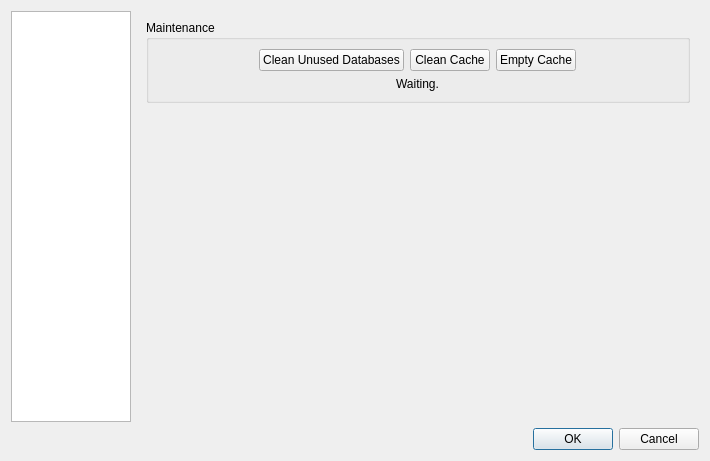
This is trunk/ui/configDialog.ui in drf/shaman1 as Qt 5 draws it before an edit. The edited form follows.
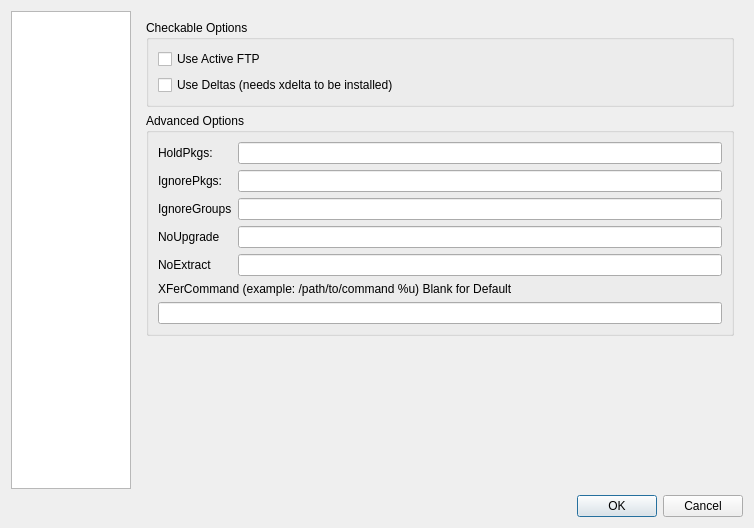
This is the edited form. Icons and pictures are not drawn.

What changed in the file:
```diff
--- a/trunk/ui/configDialog.ui
+++ b/trunk/ui/configDialog.ui
@@ -5,8 +5,8 @@
    <rect>
     <x>0</x>
     <y>0</y>
-    <width>710</width>
-    <height>461</height>
+    <width>754</width>
+    <height>528</height>
    </rect>
   </property>
   <property name="windowTitle" >
@@ -78,7 +78,7 @@
       </sizepolicy>
      </property>
      <property name="currentIndex" >
-      <number>0</number>
+      <number>1</number>
      </property>
      <widget class="QWidget" name="Seite" >
       <layout class="QGridLayout" >
@@ -148,6 +148,133 @@
        </item>
       </layout>
      </widget>
+     <widget class="QWidget" name="Seite_2" >
+      <layout class="QGridLayout" >
+       <item row="0" column="0" >
+        <widget class="QGroupBox" name="groupBox_2" >
+         <property name="sizePolicy" >
+          <sizepolicy vsizetype="Preferred" hsizetype="Preferred" >
+           <horstretch>0</horstretch>
+           <verstretch>0</verstretch>
+          </sizepolicy>
+         </property>
+         <property name="title" >
+          <string>Checkable Options</string>
+         </property>
+         <layout class="QGridLayout" >
+          <item row="0" column="0" >
+           <widget class="QCheckBox" name="noPassiveFtpBox" >
+            <property name="text" >
+             <string>Use Active FTP</string>
+            </property>
+           </widget>
+          </item>
+          <item row="1" column="0" >
+           <widget class="QCheckBox" name="useDeltaBox" >
+            <property name="text" >
+             <string>Use Deltas (needs xdelta to be installed)</string>
+            </property>
+           </widget>
+          </item>
+         </layout>
+        </widget>
+       </item>
+       <item row="1" column="0" >
+        <widget class="QGroupBox" name="groupBox_3" >
+         <property name="title" >
+          <string>Advanced Options</string>
+         </property>
+         <layout class="QGridLayout" >
+          <item row="0" column="0" >
+           <layout class="QVBoxLayout" >
+            <item>
+             <layout class="QGridLayout" >
+              <item row="0" column="0" >
+               <widget class="QLabel" name="label" >
+                <property name="text" >
+                 <string>HoldPkgs:</string>
+                </property>
+               </widget>
+              </item>
+              <item row="0" column="1" >
+               <widget class="QLineEdit" name="holdPkgLine" />
+              </item>
+              <item row="1" column="0" >
+               <widget class="QLabel" name="label_2" >
+                <property name="text" >
+                 <string>IgnorePkgs:</string>
+                </property>
+               </widget>
+              </item>
+              <item row="1" column="1" >
+               <widget class="QLineEdit" name="ignorePkgLine" />
+              </item>
+              <item row="2" column="0" >
+               <widget class="QLabel" name="label_3" >
+                <property name="text" >
+                 <string>IgnoreGroups</string>
+                </property>
+               </widget>
+              </item>
+              <item row="2" column="1" >
+               <widget class="QLineEdit" name="ignoreGrpsLine" />
+              </item>
+              <item row="3" column="0" >
+               <widget class="QLabel" name="label_4" >
+                <property name="text" >
+                 <string>NoUpgrade</string>
+                </property>
+               </widget>
+              </item>
+              <item row="3" column="1" >
+               <widget class="QLineEdit" name="noUpgradeLine" />
+              </item>
+              <item row="4" column="0" >
+               <widget class="QLabel" name="label_5" >
+                <property name="text" >
+                 <string>NoExtract</string>
+                </property>
+               </widget>
+              </item>
+              <item row="4" column="1" >
+               <widget class="QLineEdit" name="noExtractLine" />
+              </item>
+             </layout>
+            </item>
+            <item>
+             <layout class="QVBoxLayout" >
+              <item>
+               <widget class="QLabel" name="label_6" >
+                <property name="text" >
+                 <string>XFerCommand (example: /path/to/command %u) Blank for Default</string>
+                </property>
+               </widget>
+              </item>
+              <item>
+               <widget class="QLineEdit" name="xFerCommandLine" />
+              </item>
+             </layout>
+            </item>
+           </layout>
+          </item>
+         </layout>
+        </widget>
+       </item>
+       <item row="2" column="0" >
+        <spacer>
+         <property name="orientation" >
+          <enum>Qt::Vertical</enum>
+         </property>
+         <property name="sizeHint" >
+          <size>
+           <width>20</width>
+           <height>40</height>
+          </size>
+         </property>
+        </spacer>
+       </item>
+      </layout>
+     </widget>
      <widget class="QWidget" name="page" >
       <layout class="QGridLayout" >
        <item row="0" column="0" >
```
